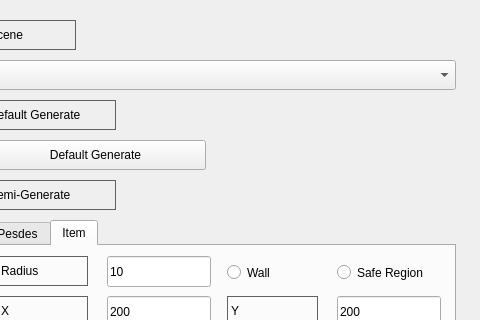
Before: the Qt Designer form pypeds/gui/ui/mainwindow_setting.ui in my-HenryS/pypeds, drawn with Qt 5; both pictures show x 835 to 1315 and y 0 to 320 of the 1315 by 732 pixel window.
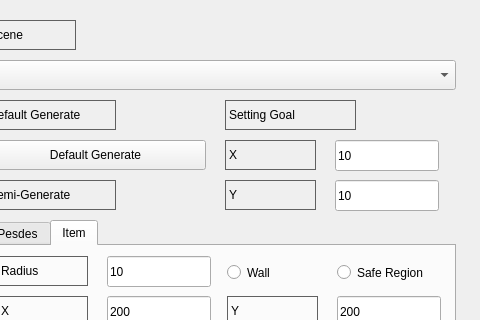
After: the same form once the commit is applied.

Commit message: finish the show of the velocity and the time finish the listener to set the goal

Diff of the .ui file:
```diff
--- a/pypeds/gui/ui/mainwindow_setting.ui
+++ b/pypeds/gui/ui/mainwindow_setting.ui
@@ -897,6 +897,113 @@
      <number>-1</number>
     </property>
    </widget>
+   <widget class="QLabel" name="label_6">
+    <property name="geometry">
+     <rect>
+      <x>1060</x>
+      <y>100</y>
+      <width>131</width>
+      <height>30</height>
+     </rect>
+    </property>
+    <property name="styleSheet">
+     <string notr="true">QLabel{
+
+     border-width: 1px;
+
+     border-style: solid;
+
+     border-color: rgb(96, 96, 96);
+
+}</string>
+    </property>
+    <property name="text">
+     <string>Setting Goal</string>
+    </property>
+    <property name="margin">
+     <number>-1</number>
+    </property>
+   </widget>
+   <widget class="QLabel" name="label_39">
+    <property name="geometry">
+     <rect>
+      <x>1060</x>
+      <y>140</y>
+      <width>91</width>
+      <height>30</height>
+     </rect>
+    </property>
+    <property name="styleSheet">
+     <string notr="true">QLabel{
+
+     border-width: 1px;
+
+     border-style: solid;
+
+     border-color: rgb(96, 96, 96);
+
+}</string>
+    </property>
+    <property name="text">
+     <string>X</string>
+    </property>
+    <property name="margin">
+     <number>-1</number>
+    </property>
+   </widget>
+   <widget class="QLabel" name="label_40">
+    <property name="geometry">
+     <rect>
+      <x>1060</x>
+      <y>180</y>
+      <width>91</width>
+      <height>30</height>
+     </rect>
+    </property>
+    <property name="styleSheet">
+     <string notr="true">QLabel{
+
+     border-width: 1px;
+
+     border-style: solid;
+
+     border-color: rgb(96, 96, 96);
+
+}</string>
+    </property>
+    <property name="text">
+     <string>Y</string>
+    </property>
+    <property name="margin">
+     <number>-1</number>
+    </property>
+   </widget>
+   <widget class="QLineEdit" name="lineEdit_33">
+    <property name="geometry">
+     <rect>
+      <x>1170</x>
+      <y>140</y>
+      <width>104</width>
+      <height>31</height>
+     </rect>
+    </property>
+    <property name="text">
+     <string>10</string>
+    </property>
+   </widget>
+   <widget class="QLineEdit" name="lineEdit_34">
+    <property name="geometry">
+     <rect>
+      <x>1170</x>
+      <y>180</y>
+      <width>104</width>
+      <height>31</height>
+     </rect>
+    </property>
+    <property name="text">
+     <string>10</string>
+    </property>
+   </widget>
   </widget>
   <widget class="QMenuBar" name="menubar">
    <property name="geometry">
```
The commit also changes 5 other files.
